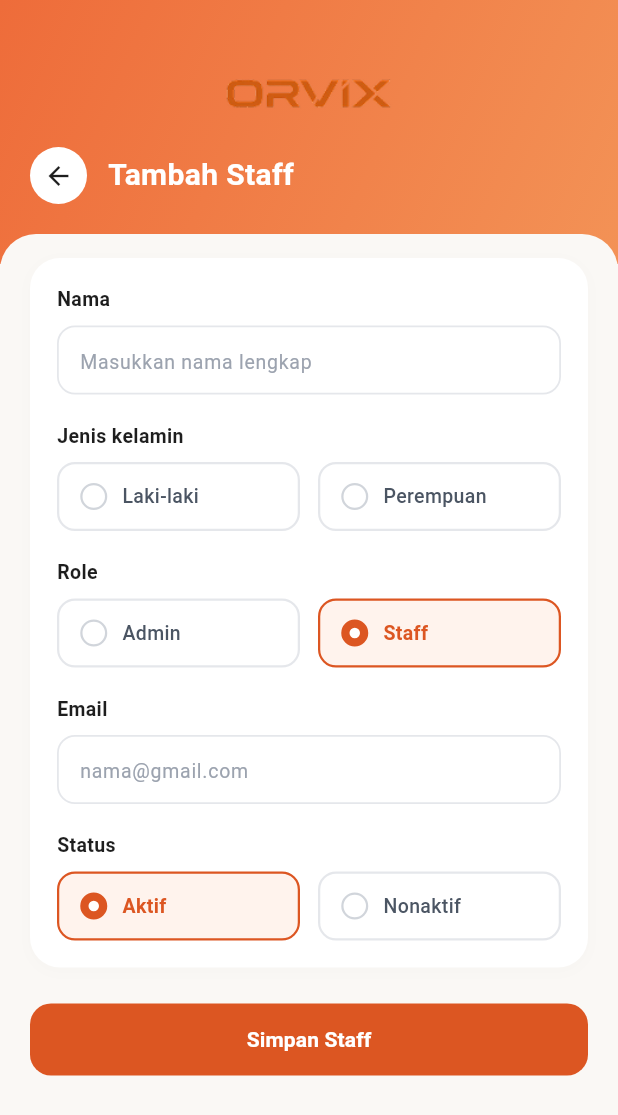
After one commit to meinezaa/APP_ORVIX_EWF, a Flutter app: the AnalisisPerhitunganView screen opened directly, after a tap on "Kelola Staff", after a tap on "Tambah Staff", on a phone screen of 412 x 824 dp. The commit adds this screen. Shown: the top 1115 px of the screen. Run offline on Flutter 3.47's test engine with Material 3 defaults, Android fonts, the phone set to English and light mode, and no system bars; our stand-ins replace app_links, cloud_firestore, device_info_plus, firebase_auth, firebase_core, google_sign_in and 5 more; missing offline and left inert: cloudinary_public; accounts and stored records are empty; network calls fail.

Commit message:
menambahkan fitur tambah staff di kelola staff dibagian admin

```diff
--- a/lib/Services/auth_services.dart
+++ b/lib/Services/auth_services.dart
@@ -57,6 +57,112 @@ class AuthService {
     } catch (e) {
       return e.toString();
     }
+  }
+
+  Future<UserModel> signInWithRegisteredGoogle({
+    required AuthCredential credential,
+    required String googleEmail,
+  }) async {
+    final normalizedEmail = googleEmail.trim().toLowerCase();
+    if (normalizedEmail.isEmpty) {
+      throw StateError('Email akun Google tidak tersedia.');
+    }
+
+    final users = _firestore.collection('users');
+    final authResult = await _auth.signInWithCredential(credential);
+    try {
+      final authUser = authResult.user;
+      if (authUser == null ||
+          authUser.email?.trim().toLowerCase() != normalizedEmail) {
+        throw StateError('Email akun Google tidak cocok.');
+      }
+
+      final userReference = users.doc(authUser.uid);
+      final existingProfile = await userReference.get();
+      if (existingProfile.exists) {
+        final profileData = existingProfile.data() ?? <String, dynamic>{};
+        final profileEmail =
+            (profileData['email'] ??
+                    profileData['user_email'] ??
+                    profileData['email_address'] ??
+                    '')
+                .toString()
+                .trim()
+                .toLowerCase();
+        if (profileEmail != normalizedEmail) {
+          throw StateError('Email akun tidak cocok dengan profil.');
+        }
+        if (!_isUserActive(profileData)) {
+          throw StateError('Akun Anda nonaktif. Hubungi admin.');
+        }
+
+        final profile = UserModel.fromMap(profileData);
+        await recordLogin(user: profile);
+        return profile;
+      }
+
+      final registeredSnapshot = await users
+          .where('email', isEqualTo: normalizedEmail)
+          .limit(1)
+          .get();
+      if (registeredSnapshot.docs.isEmpty) {
+        throw StateError('Email Google belum terdaftar. Hubungi admin.');
+      }
+
+      final registeredDocument = registeredSnapshot.docs.first;
+      final registeredData = registeredDocument.data();
+      if (!_isUserActive(registeredData)) {
+        throw StateError('Akun Anda nonaktif. Hubungi admin.');
+      }
+
+      late Map<String, dynamic> profileData;
+      await _firestore.runTransaction((transaction) async {
+        final currentProfile = await transaction.get(userReference);
+        if (currentProfile.exists) {
+          profileData = currentProfile.data() ?? <String, dynamic>{};
+          final currentEmail =
+              (profileData['email'] ??
+                      profileData['user_email'] ??
+                      profileData['email_address'] ??
+                      '')
+                  .toString()
+                  .trim()
+                  .toLowerCase();
+          if (currentEmail != normalizedEmail) {
+            throw StateError('Email akun tidak cocok dengan profil.');
+          }
+          if (!_isUserActive(profileData)) {
+            throw StateError('Akun Anda nonaktif. Hubungi admin.');
+          }
+        } else {
+          profileData = {
+            ...registeredData,
+            'user_id': authUser.uid,
+            'email': normalizedEmail,
+          };
+          transaction.set(userReference, profileData);
+        }
+
+        if (registeredDocument.id != authUser.uid) {
+          transaction.delete(registeredDocument.reference);
+        }
+      });
+
+      final profile = UserModel.fromMap(profileData);
+      await recordLogin(user: profile);
+      return profile;
+    } catch (_) {
+      if (_auth.currentUser != null) await _auth.signOut();
+      rethrow;
+    }
+  }
+
+  bool _isUserActive(Map<String, dynamic> data) {
+    final status = (data['status'] ?? 'active').toString().trim().toLowerCase();
+    return data['isActive'] != false &&
+        data['aktif'] != false &&
+        status != 'inactive' &&
+        status != 'nonaktif';
   }
 
   // 2. LOGIN (MENGEMBALIKAN USERMODEL)
--- a/lib/Views/Analitik/kelola_staff.dart
+++ b/lib/Views/Analitik/kelola_staff.dart
@@ -1,6 +1,7 @@
 import 'package:cloud_firestore/cloud_firestore.dart';
 import 'package:firebase_auth/firebase_auth.dart';
 import 'package:flutter/material.dart';
+import 'tambah_staff.dart';
 
 class KelolaStaffContent extends StatefulWidget {
   const KelolaStaffContent({super.key});
@@ -1878,6 +1879,35 @@ class _KelolaStaffContentState extends State<KelolaStaffContent> {
         return Column(
           children: [
             _buildSearch(),
+            const SizedBox(height: 24),
+            FractionallySizedBox(
+              widthFactor: 0.88,
+              child: SizedBox(
+                height: 48,
+                child: FilledButton.icon(
+                  onPressed: () {
+                    Navigator.push(
+                      context,
+                      MaterialPageRoute<void>(
+                        builder: (_) => const AddStaffScreen(),
+                      ),
+                    );
+                  },
+                  icon: const Icon(Icons.add_rounded, size: 24),
+                  label: const Text(
+                    'Tambah Staff',
+                    style: TextStyle(fontSize: 16, fontWeight: FontWeight.w700),
+                  ),
+                  style: FilledButton.styleFrom(
+                    backgroundColor: const Color(0xFFE75E14),
+                    foregroundColor: Colors.white,
+                    shape: RoundedRectangleBorder(
+                      borderRadius: BorderRadius.circular(14),
+                    ),
+                  ),
+                ),
+              ),
+            ),
             const SizedBox(height: 12),
             if (staff.isEmpty)
               const Padding(
--- /dev/null
+++ b/lib/Views/Analitik/tambah_staff.dart
@@ -0,0 +1,446 @@
+import 'package:cloud_firestore/cloud_firestore.dart';
+import 'package:flutter/material.dart';
+
+void main() {
+  runApp(const MyApp());
+}
+
+class MyApp extends StatelessWidget {
+  const MyApp({super.key});
+
+  @override
+  Widget build(BuildContext context) {
+    return MaterialApp(
+      debugShowCheckedModeBanner: false,
+      title: 'Tambah Staff ORVIX',
+      theme: ThemeData(
+        scaffoldBackgroundColor: const Color(0xFFFAF8F5),
+        fontFamily: 'Sans-Serif',
+      ),
+      home: const AddStaffScreen(),
+    );
+  }
+}
+
+class AddStaffScreen extends StatefulWidget {
+  const AddStaffScreen({super.key});
+
+  @override
+  State<AddStaffScreen> createState() => _AddStaffScreenState();
+}
+
+class _AddStaffScreenState extends State<AddStaffScreen> {
+  final TextEditingController _nameController = TextEditingController();
+  final TextEditingController _emailController = TextEditingController();
+
+  String? _selectedGender; // null, 'Laki-laki', 'Perempuan'
+  String _selectedRole = 'Staff'; // Default selected 'Staff'
+  String _selectedStatus = 'Aktif'; // Default selected 'Aktif'
+  bool _isSaving = false;
+
+  @override
+  void dispose() {
+    _nameController.dispose();
+    _emailController.dispose();
+    super.dispose();
+  }
+
+  Future<void> _saveStaff() async {
+    final name = _nameController.text.trim();
+    final email = _emailController.text.trim().toLowerCase();
+
+    if (name.isEmpty || email.isEmpty) {
+      _showMessage('Nama dan email wajib diisi.');
+      return;
+    }
+    if (!RegExp(r'^[^@\s]+@[^@\s]+\.[^@\s]+$').hasMatch(email)) {
+      _showMessage('Masukkan alamat email yang valid.');
+      return;
+    }
+
+    setState(() => _isSaving = true);
+    try {
+      final users = FirebaseFirestore.instance.collection('users');
+      final duplicate = await users
+          .where('email', isEqualTo: email)
+          .limit(1)
+          .get();
+      if (duplicate.docs.isNotEmpty) {
+        _showMessage('Email tersebut sudah terdaftar.');
+        return;
+      }
+
+      final userDocument = users.doc();
+      final isActive = _selectedStatus == 'Aktif';
+      await userDocument.set({
+        'user_id': userDocument.id,
+        'nama': name,
+        'email': email,
+        'phone': '',
+        'jenis_kelamin': _selectedGender ?? '',
+        'role': _selectedRole.toLowerCase(),
+        'status': isActive ? 'active' : 'inactive',
+        'isActive': isActive,
+        'aktif': isActive,
+        'createdAt': FieldValue.serverTimestamp(),
+      });
+
+      if (!mounted) return;
+      ScaffoldMessenger.of(context).showSnackBar(
+        const SnackBar(content: Text('Staff berhasil ditambahkan.')),
+      );
+      Navigator.pop(context, true);
+    } catch (error) {
+      _showMessage('Gagal menyimpan staff: $error');
+    } finally {
+      if (mounted) setState(() => _isSaving = false);
+    }
+  }
+
+  void _showMessage(String message) {
+    ScaffoldMessenger.of(
+      context,
+    ).showSnackBar(SnackBar(content: Text(message)));
+  }
+
+  @override
+  Widget build(BuildContext context) {
+    return Scaffold(
+      backgroundColor: const Color(0xFFFAF8F5),
+      body: SingleChildScrollView(
+        child: Column(
+          children: [
+            // 1. Header Section Gradient
+            _buildHeader(context),
+
+            // 2. Main Form Container (Overlapping Header)
+            Transform.translate(
+              offset: const Offset(0, -20),
+              child: Container(
+                decoration: const BoxDecoration(
+                  color: Color(0xFFFAF8F5),
+                  borderRadius: BorderRadius.only(
+                    topLeft: Radius.circular(24),
+                    topRight: Radius.circular(24),
+                  ),
+                ),
+                padding: const EdgeInsets.symmetric(
+                  horizontal: 20,
+                  vertical: 16,
+                ),
+                child: Column(
+                  crossAxisAlignment: CrossAxisAlignment.start,
+                  children: [
+                    // Form White Card
+                    _buildFormCard(),
+                    const SizedBox(height: 24),
+
+                    // Simpan Staff Button
+                    _buildSubmitButton(),
+                    const SizedBox(height: 20),
+                  ],
+                ),
+              ),
+            ),
+          ],
+        ),
+      ),
+    );
+  }
+
+  // --- 1. HEADER GRADIENT ---
+  Widget _buildHeader(BuildContext context) {
+    return Container(
+      width: double.infinity,
+      padding: const EdgeInsets.fromLTRB(20, 48, 20, 40),
+      decoration: const BoxDecoration(
+        gradient: LinearGradient(
+          colors: [Color(0xFFEE6C3A), Color(0xFFF39256)],
+          begin: Alignment.topLeft,
+          end: Alignment.bottomRight,
+        ),
+      ),
+      child: Column(
+        children: [
+          // App Logo
+          Image.asset('assets/text_logo.png', height: 30, fit: BoxFit.contain),
+          const SizedBox(height: 20),
+
+          // Back Button & Page Title
+          Row(
+            children: [
+              Container(
+                width: 38,
+                height: 38,
+                decoration: const BoxDecoration(
+                  color: Colors.white,
+                  shape: BoxShape.circle,
+                ),
+                child: IconButton(
+                  padding: EdgeInsets.zero,
+                  icon: const Icon(
+                    Icons.arrow_back,
+                    color: Color(0xFF1E1E1E),
+                    size: 20,
+                  ),
+                  onPressed: () {
+                    if (Navigator.canPop(context)) {
+                      Navigator.pop(context);
+                    }
+                  },
+                ),
+              ),
+              const SizedBox(width: 14),
+              const Text(
+                'Tambah Staff',
+                style: TextStyle(
+                  color: Colors.white,
+                  fontSize: 20,
+                  fontWeight: FontWeight.bold,
+                ),
+              ),
+            ],
+          ),
+        ],
+      ),
+    );
+  }
+
+  // --- 2. FORM CARD ---
+  Widget _buildFormCard() {
+    return Container(
+      padding: const EdgeInsets.all(18),
+      decoration: BoxDecoration(
+        color: Colors.white,
+        borderRadius: BorderRadius.circular(20),
+        boxShadow: [
+          BoxShadow(
+            color: Colors.black.withOpacity(0.015),
+            blurRadius: 8,
+            offset: const Offset(0, 2),
+          ),
+        ],
+      ),
+      child: Column(
+        crossAxisAlignment: CrossAxisAlignment.start,
+        children: [
+          // Field 1: Nama
+          _buildFieldLabel('Nama'),
+          const SizedBox(height: 8),
+          _buildTextField(
+            controller: _nameController,
+            hintText: 'Masukkan nama lengkap',
+          ),
+          const SizedBox(height: 18),
+
+          // Field 2: Jenis kelamin
+          _buildFieldLabel('Jenis kelamin'),
+          const SizedBox(height: 8),
+          Row(
+            children: [
+              Expanded(
+                child: _buildRadioOption(
+                  label: 'Laki-laki',
+                  isSelected: _selectedGender == 'Laki-laki',
+                  onTap: () => setState(() => _selectedGender = 'Laki-laki'),
+                ),
+              ),
+              const SizedBox(width: 12),
+              Expanded(
+                child: _buildRadioOption(
+                  label: 'Perempuan',
+                  isSelected: _selectedGender == 'Perempuan',
+                  onTap: () => setState(() => _selectedGender = 'Perempuan'),
+                ),
+              ),
+            ],
+          ),
+          const SizedBox(height: 18),
+
+          // Field 3: Role
+          _buildFieldLabel('Role'),
+          const SizedBox(height: 8),
+          Row(
+            children: [
+              Expanded(
+                child: _buildRadioOption(
+                  label: 'Admin',
+                  isSelected: _selectedRole == 'Admin',
+                  onTap: () => setState(() => _selectedRole = 'Admin'),
+                ),
+              ),
+              const SizedBox(width: 12),
+              Expanded(
+                child: _buildRadioOption(
+                  label: 'Staff',
+                  isSelected: _selectedRole == 'Staff',
+                  onTap: () => setState(() => _selectedRole = 'Staff'),
+                ),
+              ),
+            ],
+          ),
+          const SizedBox(height: 18),
+
+          // Field 4: Email
+          _buildFieldLabel('Email'),
+          const SizedBox(height: 8),
+          _buildTextField(
+            controller: _emailController,
+            hintText: 'nama@gmail.com',
+          ),
+          const SizedBox(height: 18),
+
+          // Field 5: Status
+          _buildFieldLabel('Status'),
+          const SizedBox(height: 8),
+          Row(
+            children: [
+              Expanded(
+                child: _buildRadioOption(
+                  label: 'Aktif',
+                  isSelected: _selectedStatus == 'Aktif',
+                  onTap: () => setState(() => _selectedStatus = 'Aktif'),
+                ),
+              ),
+              const SizedBox(width: 12),
+              Expanded(
+                child: _buildRadioOption(
+                  label: 'Nonaktif',
+                  isSelected: _selectedStatus == 'Nonaktif',
+                  onTap: () => setState(() => _selectedStatus = 'Nonaktif'),
+                ),
+              ),
+            ],
+          ),
+        ],
+      ),
+    );
+  }
+
+  // --- REUSABLE FIELD COMPONENTS ---
+  Widget _buildFieldLabel(String label) {
+    return Text(
+      label,
+      style: const TextStyle(
+        fontSize: 13,
+        fontWeight: FontWeight.bold,
+        color: Color(0xFF1E1E1E),
+      ),
+    );
+  }
+
+  Widget _buildTextField({
+    required TextEditingController controller,
+    required String hintText,
+  }) {
+    return Container(
+      height: 46,
+      decoration: BoxDecoration(
+        color: Colors.white,
+        borderRadius: BorderRadius.circular(12),
+        border: Border.all(color: const Color(0xFFE5E7EB), width: 1.2),
+      ),
+      child: TextField(
+        controller: controller,
+        style: const TextStyle(fontSize: 13, color: Color(0xFF1E1E1E)),
+        decoration: InputDecoration(
+          hintText: hintText,
+          hintStyle: const TextStyle(fontSize: 13, color: Color(0xFF9CA3AF)),
+          border: InputBorder.none,
+          contentPadding: const EdgeInsets.symmetric(
+            horizontal: 14,
+            vertical: 12,
+          ),
+        ),
+      ),
+    );
+  }
+
+  Widget _buildRadioOption({
+    required String label,
+    required bool isSelected,
+    required VoidCallback onTap,
+  }) {
+    return GestureDetector(
+      onTap: onTap,
+      child: AnimatedContainer(
+        duration: const Duration(milliseconds: 150),
+        padding: const EdgeInsets.symmetric(vertical: 12, horizontal: 14),
+        decoration: BoxDecoration(
+          color: isSelected ? const Color(0xFFFFF3ED) : Colors.white,
+          borderRadius: BorderRadius.circular(12),
+          border: Border.all(
+            color: isSelected
+                ? const Color(0xFFDC5622)
+                : const Color(0xFFE5E7EB),
+            width: 1.5,
+          ),
+        ),
+        child: Row(
+          children: [
+            Container(
+              width: 18,
+              height: 18,
+              decoration: BoxDecoration(
+                shape: BoxShape.circle,
+                border: Border.all(
+                  color: isSelected
+                      ? const Color(0xFFDC5622)
+                      : const Color(0xFFD1D5DB),
+                  width: isSelected ? 5.5 : 1.5,
+                ),
+                color: Colors.white,
+              ),
+            ),
+            const SizedBox(width: 10),
+            Text(
+              label,
+              style: TextStyle(
+                fontSize: 13,
+                fontWeight: isSelected ? FontWeight.bold : FontWeight.w500,
+                color: isSelected
+                    ? const Color(0xFFDC5622)
+                    : const Color(0xFF4B5563),
+              ),
+            ),
+          ],
+        ),
+      ),
+    );
+  }
+
+  // --- 3. SUBMIT BUTTON ---
+  Widget _buildSubmitButton() {
+    return SizedBox(
+      width: double.infinity,
+      height: 48,
+      child: ElevatedButton(
+        onPressed: _isSaving ? null : _saveStaff,
+        style: ElevatedButton.styleFrom(
+          backgroundColor: const Color(0xFFDC5622),
+          elevation: 0,
+          shape: RoundedRectangleBorder(
+            borderRadius: BorderRadius.circular(14),
+          ),
+        ),
+        child: _isSaving
+            ? const SizedBox(
+                width: 20,
+                height: 20,
+                child: CircularProgressIndicator(
+                  color: Colors.white,
+                  strokeWidth: 2,
+                ),
+              )
+            : const Text(
+                'Simpan Staff',
+                style: TextStyle(
+                  fontSize: 14,
+                  fontWeight: FontWeight.bold,
+                  color: Colors.white,
+                ),
+              ),
+      ),
+    );
+  }
+}
```
Also changed, not shown: lib/Views/Auth/login.dart (+9 -4 lines), lib/Views/Onbording/welcome_screen.dart (+10 -5 lines).
